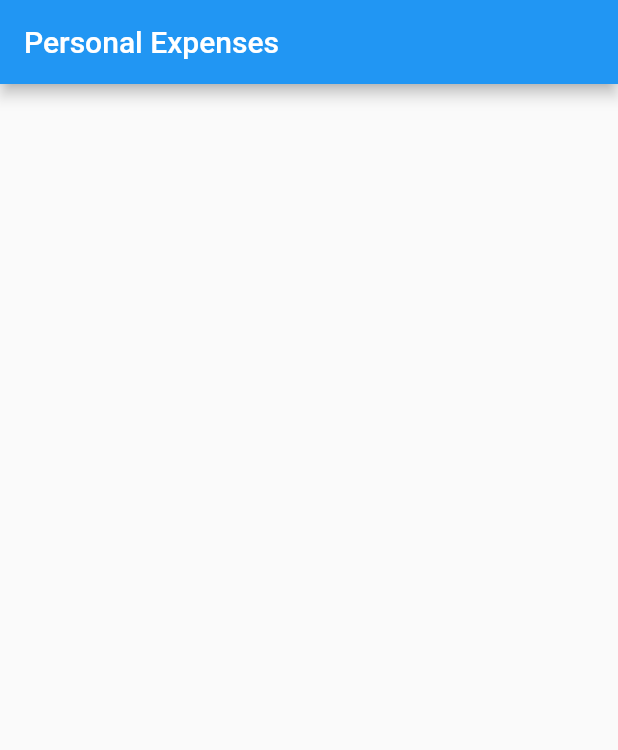
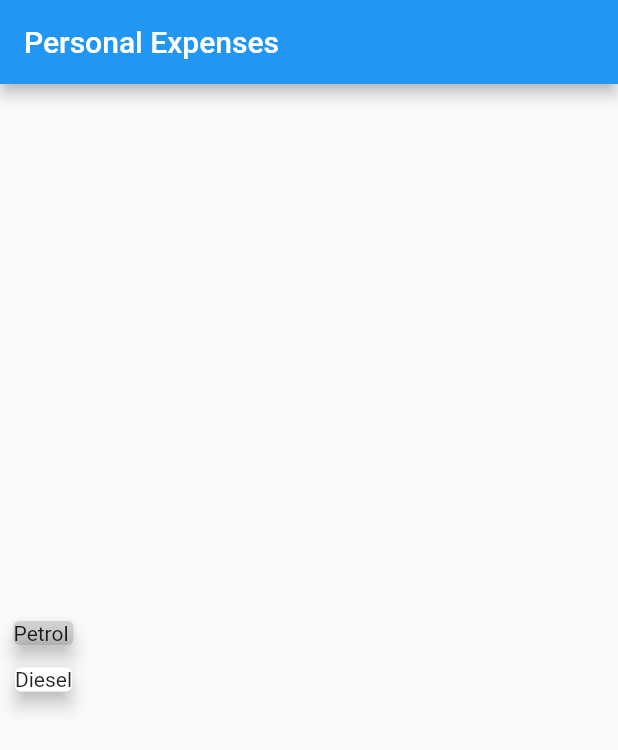
Before and after one commit to lakshayraturi/personal-expenses, a Flutter app: the screen it shows after launch, on a phone screen of 412 x 824 dp. Shown: the top 750 px of the screen. Run offline on Flutter 3.47's test engine with Material 2 defaults, Android fonts, the phone set to English and light mode, and no system bars.

Commit message:
Adding cards

```diff
--- a/lib/main.dart
+++ b/lib/main.dart
@@ -26,7 +26,23 @@ class MyAppHome extends StatelessWidget {
         title: Text('Personal Expenses'),
       ),
       body: Column(
-        children: [],
+        mainAxisAlignment: MainAxisAlignment.center,
+        children: [
+          Container(
+            width: 50,
+            child: Card(
+              color: Colors.black12,
+              child: Text('Petrol'),
+              elevation: 5,
+              margin: EdgeInsets.all(5),
+            ),
+          ),
+          Card(
+            child: Text('Diesel'),
+            elevation: 5,
+            margin: EdgeInsets.all(10),
+          ),
+        ],
       ),
     );
   }
```
